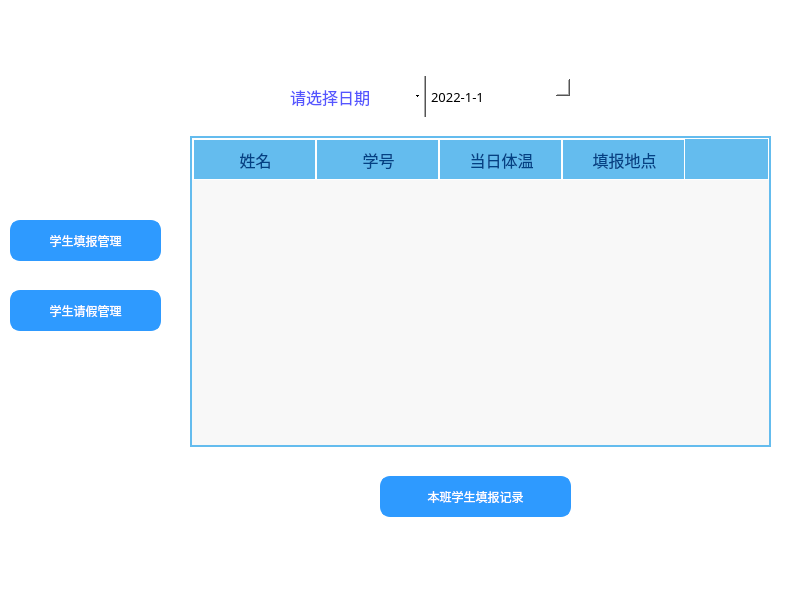
First picture: the form in teacher.ui, repository sukiiiKotori/pymysql, before the edit.
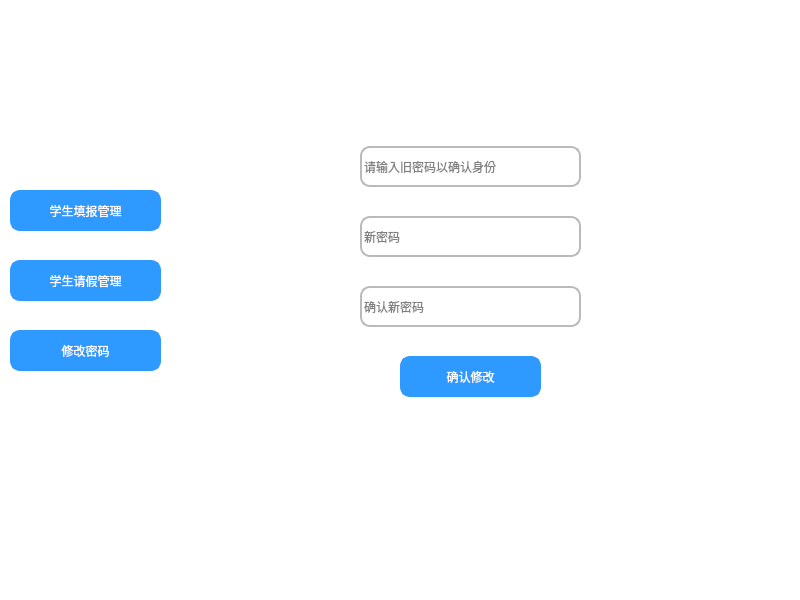
Second picture: the form after the edit. The open tabs and pages were chosen to show the change. Icons and pictures are not drawn.

Diff of the .ui file:
```diff
--- a/teacher.ui
+++ b/teacher.ui
@@ -21,7 +21,7 @@
     <property name="geometry">
      <rect>
       <x>10</x>
-      <y>220</y>
+      <y>190</y>
       <width>151</width>
       <height>41</height>
      </rect>
@@ -54,7 +54,7 @@
     <property name="geometry">
      <rect>
       <x>10</x>
-      <y>290</y>
+      <y>260</y>
       <width>151</width>
       <height>41</height>
      </rect>
@@ -86,7 +86,7 @@
    <widget class="QTabWidget" name="tabWidget">
     <property name="geometry">
      <rect>
-      <x>170</x>
+      <x>180</x>
       <y>30</y>
       <width>621</width>
       <height>561</height>
@@ -909,11 +909,170 @@
       </widget>
      </widget>
     </widget>
+    <widget class="QWidget" name="tab_5">
+     <attribute name="title">
+      <string>Tab 3</string>
+     </attribute>
+     <widget class="QLineEdit" name="password_comfirm_lineEdit">
+      <property name="geometry">
+       <rect>
+        <x>180</x>
+        <y>230</y>
+        <width>221</width>
+        <height>41</height>
+       </rect>
+      </property>
+      <property name="styleSheet">
+       <string notr="true">border:2px solid rgb(186,186,186);
+font: 10pt &quot;微软雅黑&quot;;
+border-radius:10px
+</string>
+      </property>
+      <property name="echoMode">
+       <enum>QLineEdit::Password</enum>
+      </property>
+      <property name="placeholderText">
+       <string>确认新密码</string>
+      </property>
+     </widget>
+     <widget class="QPushButton" name="leave_button_5">
+      <property name="geometry">
+       <rect>
+        <x>220</x>
+        <y>300</y>
+        <width>141</width>
+        <height>41</height>
+       </rect>
+      </property>
+      <property name="styleSheet">
+       <string notr="true">QPushButton{
+	font: 12pt &quot;微软雅黑&quot;;
+	
+	background-color:rgb(46, 154, 255);
+	color: rgb(255, 255, 255);
+	border: 3px solid rgb(46, 154, 255);
+	border-radius:10px
+}
+QPushButton:hover{
+	
+	color:rgb(46, 154, 255);
+	background-color: rgb(255, 255, 255);
+}
+QPushButton:pressed{
+	padding-top:5px;
+	padding-left:5px
+}
+</string>
+      </property>
+      <property name="text">
+       <string>确认修改</string>
+      </property>
+     </widget>
+     <widget class="QLineEdit" name="password_lineEdit_new">
+      <property name="geometry">
+       <rect>
+        <x>180</x>
+        <y>160</y>
+        <width>221</width>
+        <height>41</height>
+       </rect>
+      </property>
+      <property name="styleSheet">
+       <string notr="true">border:2px solid rgb(186,186,186);
+font: 10pt &quot;微软雅黑&quot;;
+border-radius:10px
+</string>
+      </property>
+      <property name="echoMode">
+       <enum>QLineEdit::Password</enum>
+      </property>
+      <property name="placeholderText">
+       <string>新密码</string>
+      </property>
+     </widget>
+     <widget class="QLineEdit" name="password_lineEdit_old">
+      <property name="geometry">
+       <rect>
+        <x>180</x>
+        <y>90</y>
+        <width>221</width>
+        <height>41</height>
+       </rect>
+      </property>
+      <property name="styleSheet">
+       <string notr="true">border:2px solid rgb(186,186,186);
+font: 10pt &quot;微软雅黑&quot;;
+border-radius:10px
+</string>
+      </property>
+      <property name="echoMode">
+       <enum>QLineEdit::Password</enum>
+      </property>
+      <property name="placeholderText">
+       <string>请输入旧密码以确认身份</string>
+      </property>
+     </widget>
+     <widget class="QLabel" name="label_9">
+      <property name="geometry">
+       <rect>
+        <x>200</x>
+        <y>360</y>
+        <width>171</width>
+        <height>31</height>
+       </rect>
+      </property>
+      <property name="font">
+       <font>
+        <family>微软雅黑</family>
+        <pointsize>12</pointsize>
+       </font>
+      </property>
+      <property name="styleSheet">
+       <string notr="true">color: rgb(255, 0, 0);</string>
+      </property>
+      <property name="text">
+       <string/>
+      </property>
+     </widget>
+    </widget>
    </widget>
-   <widget class="QLabel" name="label_10">
+   <widget class="QPushButton" name="change_password_button">
     <property name="geometry">
      <rect>
-      <x>30</x>
+      <x>10</x>
+      <y>330</y>
+      <width>151</width>
+      <height>41</height>
+     </rect>
+    </property>
+    <property name="styleSheet">
+     <string notr="true">QPushButton{
+	font: 12pt &quot;微软雅黑&quot;;
+	
+	background-color:rgb(46, 154, 255);
+	color: rgb(255, 255, 255);
+	border: 3px solid rgb(46, 154, 255);
+	border-radius:10px
+}
+QPushButton:hover{
+	
+	color:rgb(46, 154, 255);
+	background-color: rgb(255, 255, 255);
+}
+QPushButton:pressed{
+	padding-top:5px;
+	padding-left:5px
+}
+</string>
+    </property>
+    <property name="text">
+     <string>修改密码</string>
+    </property>
+   </widget>
+   <widget class="QLabel" name="label_2">
+    <property name="geometry">
+     <rect>
+      <x>110</x>
       <y>10</y>
       <width>401</width>
       <height>51</height>
```
Left out of the diff: 2 changed lines with no effect on the pictures.
